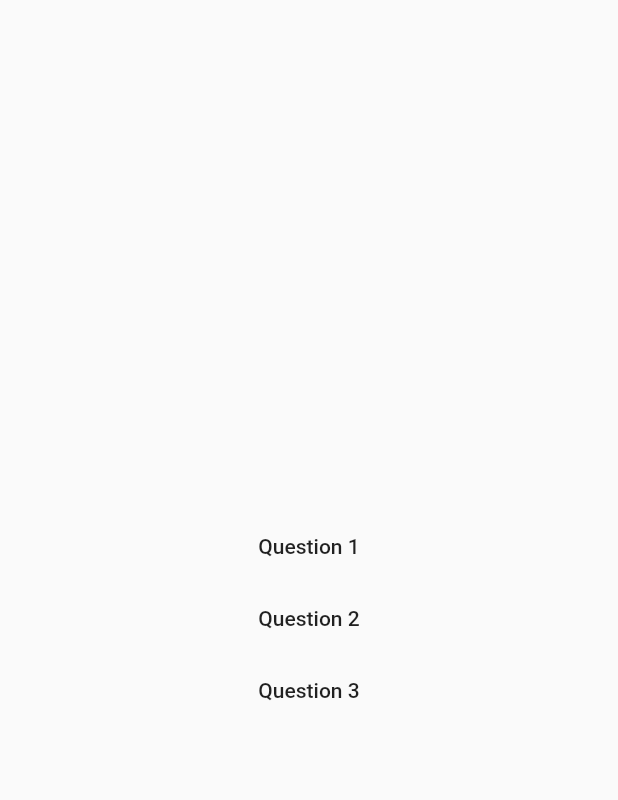
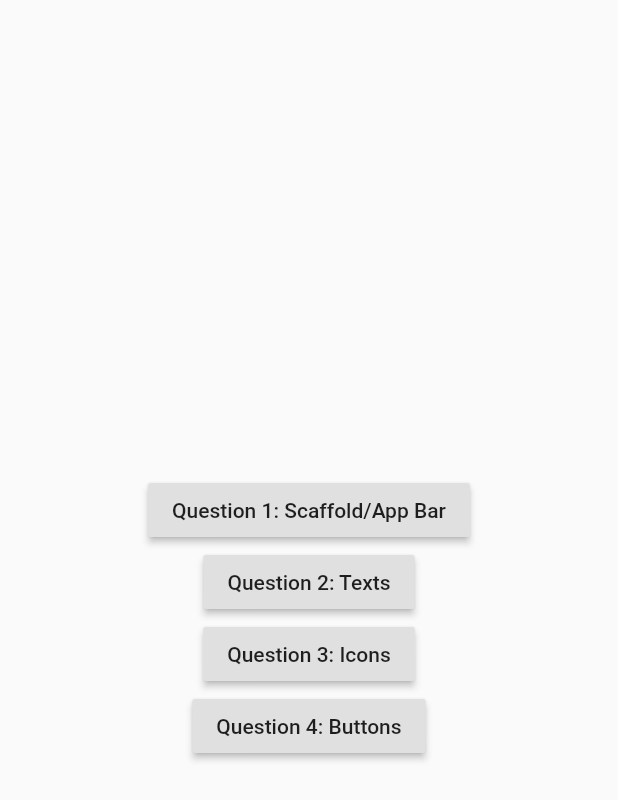
Before and after one commit to bry02g/hw1_stateless_widgets, a Flutter app: the screen it shows after launch, on a phone screen of 412 x 824 dp. Shown: the top 800 px of the screen. Run offline on Flutter 3.47's test engine with Material 2 defaults, Android fonts, the phone set to English and light mode, and no system bars.

```diff
--- a/lib/main.dart
+++ b/lib/main.dart
@@ -2,6 +2,7 @@ import 'package:flutter/material.dart';
 import 'package:hw1/questions/question1.dart';
 import 'package:hw1/questions/question2.dart';
 import 'package:hw1/questions/question3.dart';
+import 'package:hw1/questions/question4.dart';
 
 void main() {
   runApp(MyApp());
@@ -25,8 +26,8 @@ class MainPage extends StatelessWidget {
         child: Column(
             mainAxisAlignment: MainAxisAlignment.center,
             children: <Widget>[
-              MaterialButton(
-                child: Text('Question 1'),
+              RaisedButton(
+                child: Text('Question 1: Scaffold/App Bar'),
                 onPressed: () {
                   Navigator.push(
                     context,
@@ -34,8 +35,8 @@ class MainPage extends StatelessWidget {
                   );
                 },
               ),
-              MaterialButton(
-                child: Text('Question 2'),
+              RaisedButton(
+                child: Text('Question 2: Texts'),
                 onPressed: () {
                   Navigator.push(
                     context,
@@ -43,12 +44,21 @@ class MainPage extends StatelessWidget {
                   );
                 },
               ),
-              MaterialButton(
-                child: Text('Question 3'),
+              RaisedButton(
+                child: Text('Question 3: Icons'),
                 onPressed: () {
                   Navigator.push(
                     context,
                     MaterialPageRoute(builder: (context) => Question3()),
+                  );
+                },
+              ),
+              RaisedButton(
+                child: Text('Question 4: Buttons'),
+                onPressed: () {
+                  Navigator.push(
+                    context,
+                    MaterialPageRoute(builder: (context) => Question4()),
                   );
                 },
               ),
```
Also changed, not shown: lib/questions/question1.dart (+19 -30 lines), lib/questions/question2.dart (+23 -55 lines), lib/questions/question3.dart (+54 -16 lines), lib/questions/question4.dart (added, +49 -0 lines), 5 other files.
